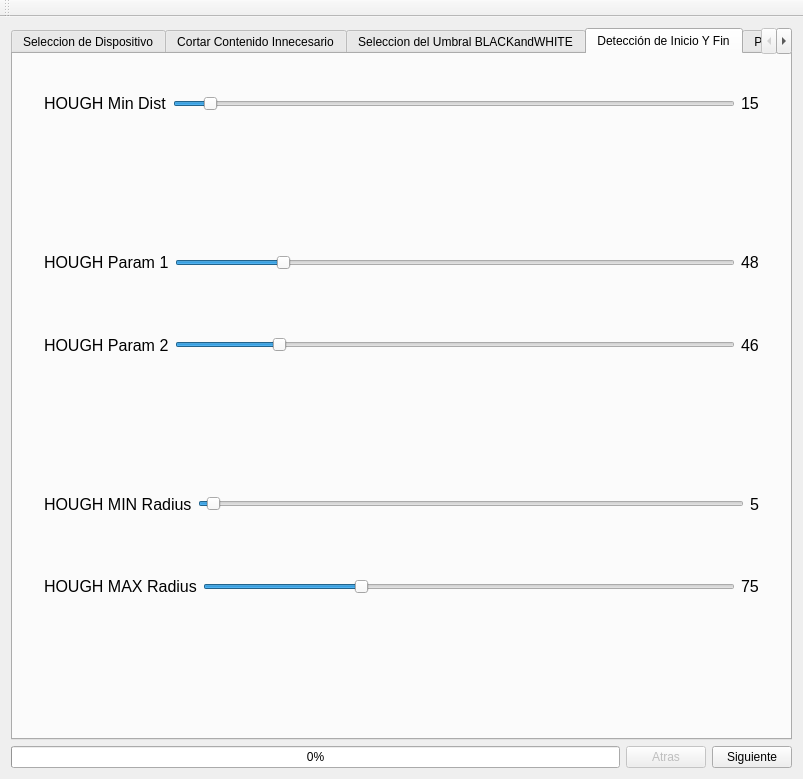
The window that ventanaprincipal.ui (dianjuar/ModuloVisionArtifiical_ACO) describes before a commit, drawn with Qt 5.
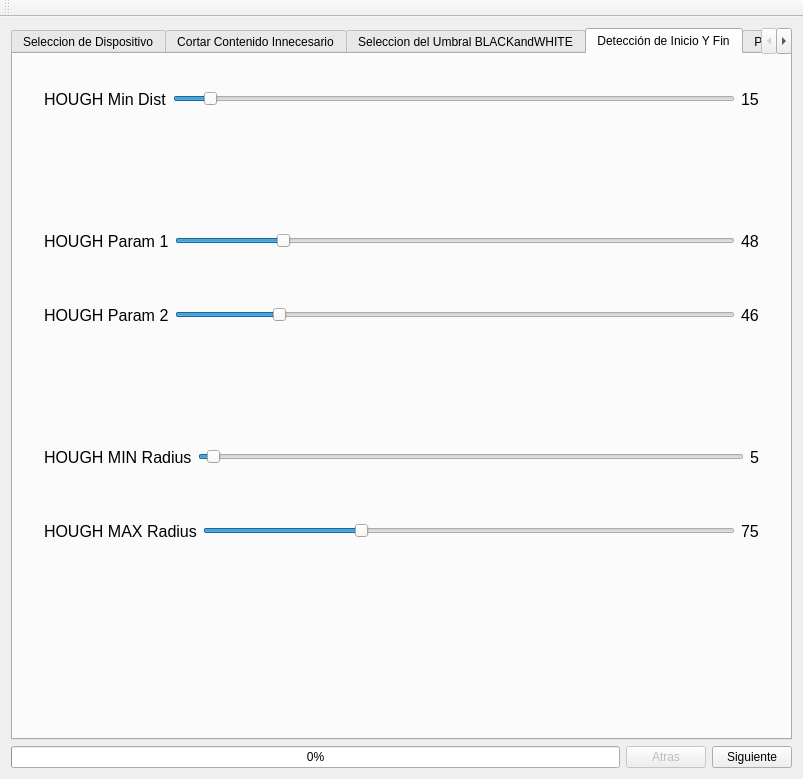
The same window after the commit. Icons and pictures are not drawn.

The edit to the form file:
```diff
--- a/ventanaprincipal.ui
+++ b/ventanaprincipal.ui
@@ -832,6 +832,19 @@
           </item>
          </layout>
         </item>
+        <item>
+         <spacer name="verticalSpacer_21">
+          <property name="orientation">
+           <enum>Qt::Vertical</enum>
+          </property>
+          <property name="sizeHint" stdset="0">
+           <size>
+            <width>20</width>
+            <height>40</height>
+           </size>
+          </property>
+         </spacer>
+        </item>
         <item>
          <spacer name="verticalSpacer_20">
           <property name="orientation">
```
Left out of the diff: 2 changed lines with no effect on the pictures.
